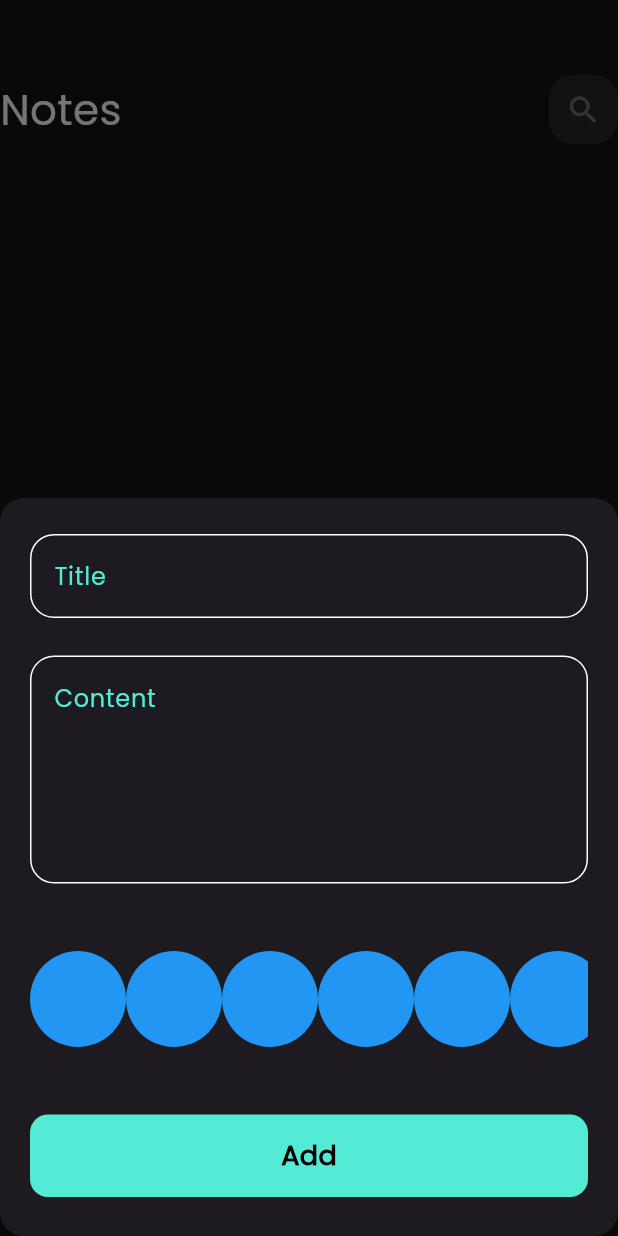
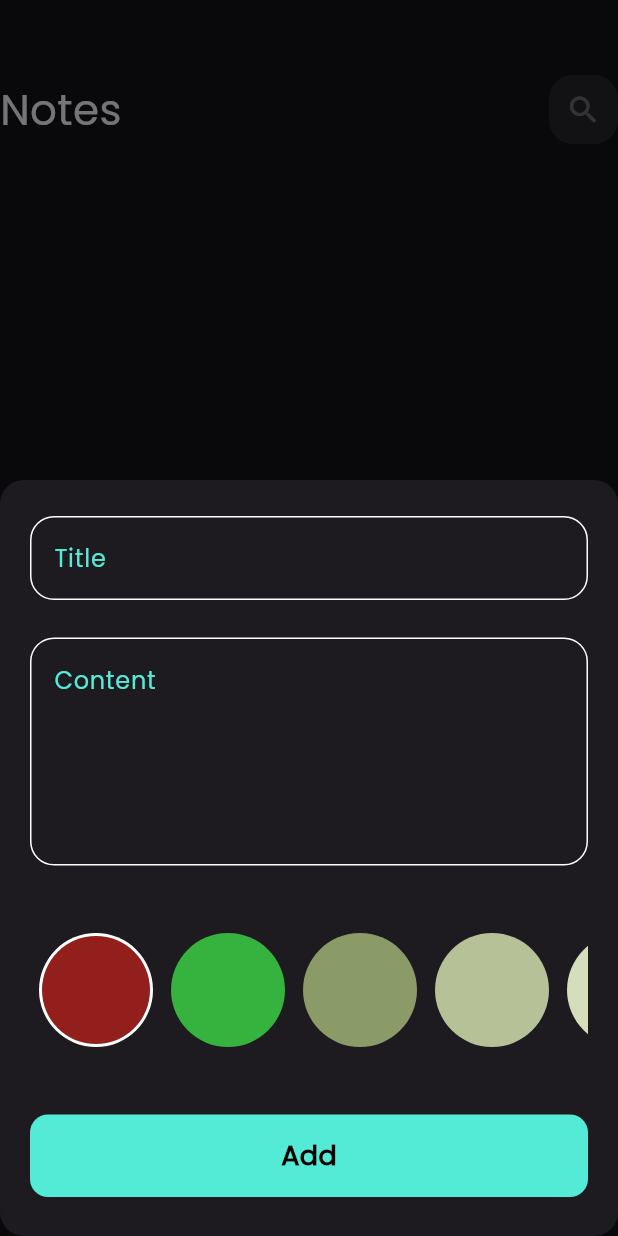
Before and after one commit to ahmadmoussa78/notes_app, a Flutter app: the screen it shows after launch, after a tap on the "add" icon, on a phone screen of 412 x 824 dp. Run offline on Flutter 3.47's test engine with Material 3 defaults, Android fonts, the phone set to English and light mode, and no system bars; our stand-ins replace bloc, flutter_bloc, hive_flutter; accounts and stored records are empty.

Commit message:
Refactor ColorsListView to support color selection and update ColorItem widget

```diff
--- a/lib/widgets/colors_list_view.dart
+++ b/lib/widgets/colors_list_view.dart
@@ -1,26 +1,60 @@
 import 'package:flutter/material.dart';
 
 class ColorItem extends StatelessWidget {
-  const ColorItem({super.key});
+  const ColorItem({super.key, required this.isActive, required this.color});
+
+  final bool isActive;
+  final Color color;
 
   @override
   Widget build(BuildContext context) {
-    return const CircleAvatar(backgroundColor: Colors.blue, radius: 32);
+    return isActive
+        ? CircleAvatar(
+            backgroundColor: Colors.white,
+            radius: 38,
+            child: CircleAvatar(backgroundColor: color, radius: 36),
+          )
+        : CircleAvatar(backgroundColor: color, radius: 38);
   }
 }
 
-class ColorsListView extends StatelessWidget {
+class ColorsListView extends StatefulWidget {
   const ColorsListView({super.key});
 
   @override
+  State<ColorsListView> createState() => _ColorsListViewState();
+}
+
+class _ColorsListViewState extends State<ColorsListView> {
+  int currentIndex = 0;
+  List<Color> colors = const [
+    Color(0xff931F1D),
+    Color(0xf937B63f),
+    Color(0xff8A9B68),
+    Color(0xffB6C197),
+    Color(0xffD5DDBC),
+  ];
+  @override
   Widget build(BuildContext context) {
     return SizedBox(
-      height: 32 * 2,
+      height: 38 * 2,
       child: ListView.builder(
-        itemCount: 10,
+        itemCount: colors.length,
         scrollDirection: Axis.horizontal,
         itemBuilder: (context, index) {
-          return const ColorItem();
+          return Padding(
+            padding: const EdgeInsets.symmetric(horizontal: 6),
+            child: GestureDetector(
+              onTap: () {
+                currentIndex = index;
+                setState(() {});
+              },
+              child: ColorItem(
+                isActive: currentIndex == index,
+                color: colors[index],
+              ),
+            ),
+          );
         },
       ),
     );
```
